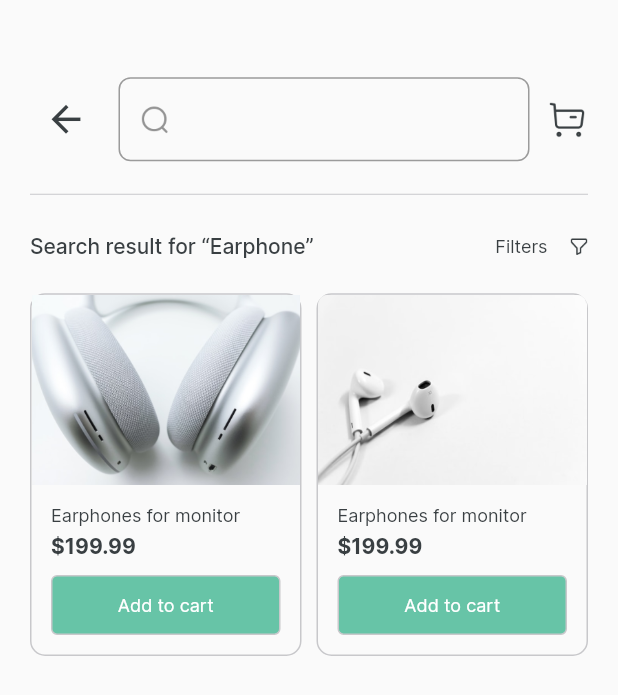
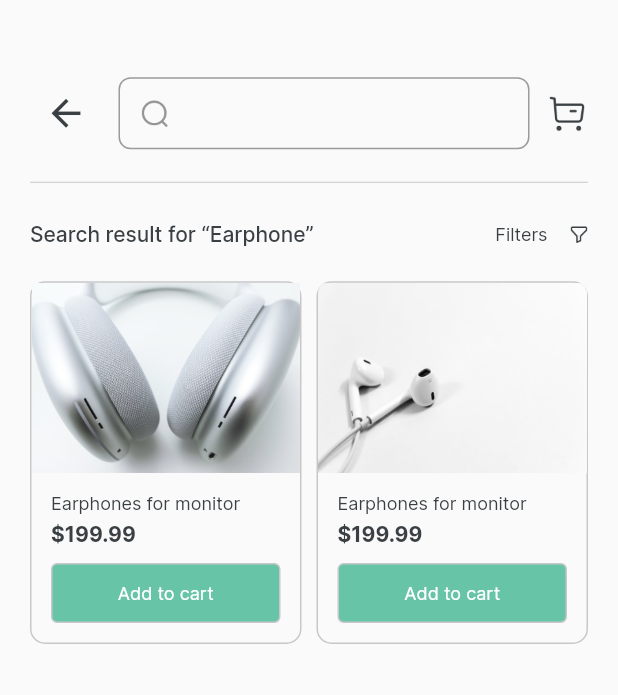
Before and after one commit to Cindy-dev/ecommerce_app, a Flutter app: the ECSearchPage screen opened directly, on a phone screen of 412 x 824 dp. Shown: the top 695 px of the screen. Run offline on Flutter 3.47's test engine with Material 2 defaults, Android fonts, the phone set to English and light mode, and no system bars.

Commit message:
adding content padding to the form

```diff
--- a/lib/e-commerce_app/ui/widgets/ec_home_widget/e_commerce_search_result.dart
+++ b/lib/e-commerce_app/ui/widgets/ec_home_widget/e_commerce_search_result.dart
@@ -14,7 +14,7 @@ class _ECSearchResultState extends State<ECSearchResult> {
   Widget build(BuildContext context) {
     final height = MediaQuery.of(context).size.height;
     return Padding(
-        padding:  EdgeInsets.only(top: height/16, left: 20, right: 20),
+        padding: EdgeInsets.only(top: height / 16, left: 20, right: 20),
         child: Column(crossAxisAlignment: CrossAxisAlignment.start, children: [
           const ECSearchHeader(),
           const SizedBox(height: 14),
@@ -85,6 +85,7 @@ class _ECSearchResultState extends State<ECSearchResult> {
                               children: [
                                 const Text(
                                   "Earphones for monitor",
+                                  overflow: TextOverflow.ellipsis,
                                   style: TextStyle(
                                       fontFamily: "Inter",
                                       fontWeight: FontWeight.w400,
@@ -155,6 +156,7 @@ class _ECSearchResultState extends State<ECSearchResult> {
                               children: [
                                 const Text(
                                   "Earphones for monitor",
+                                  overflow: TextOverflow.ellipsis,
                                   style: TextStyle(
                                       fontFamily: "Inter",
                                       fontWeight: FontWeight.w400,
--- a/lib/e-commerce_app/ui/widgets/ec_home_widget/ec_search_header.dart
+++ b/lib/e-commerce_app/ui/widgets/ec_home_widget/ec_search_header.dart
@@ -26,6 +26,7 @@ class ECSearchHeader extends StatelessWidget {
                   fontSize: 13),
               cursorColor: EcommerceColors.gray,
               decoration: InputDecoration(
+                contentPadding: EdgeInsets.all(0),
                   focusedBorder: OutlineInputBorder(
                       borderSide: const BorderSide(color: EcommerceColors.gray),
                       borderRadius: BorderRadius.circular(8)),
--- a/lib/main.dart
+++ b/lib/main.dart
@@ -12,8 +12,7 @@ class MyApp extends StatelessWidget {
   Widget build(BuildContext context) {
     return const MaterialApp(
         debugShowCheckedModeBanner: false,
-        home: ECommerceHomeScreen()
-        //ECSearchPage()
+        home: ECSearchPage()
     );
   }
 }
```
